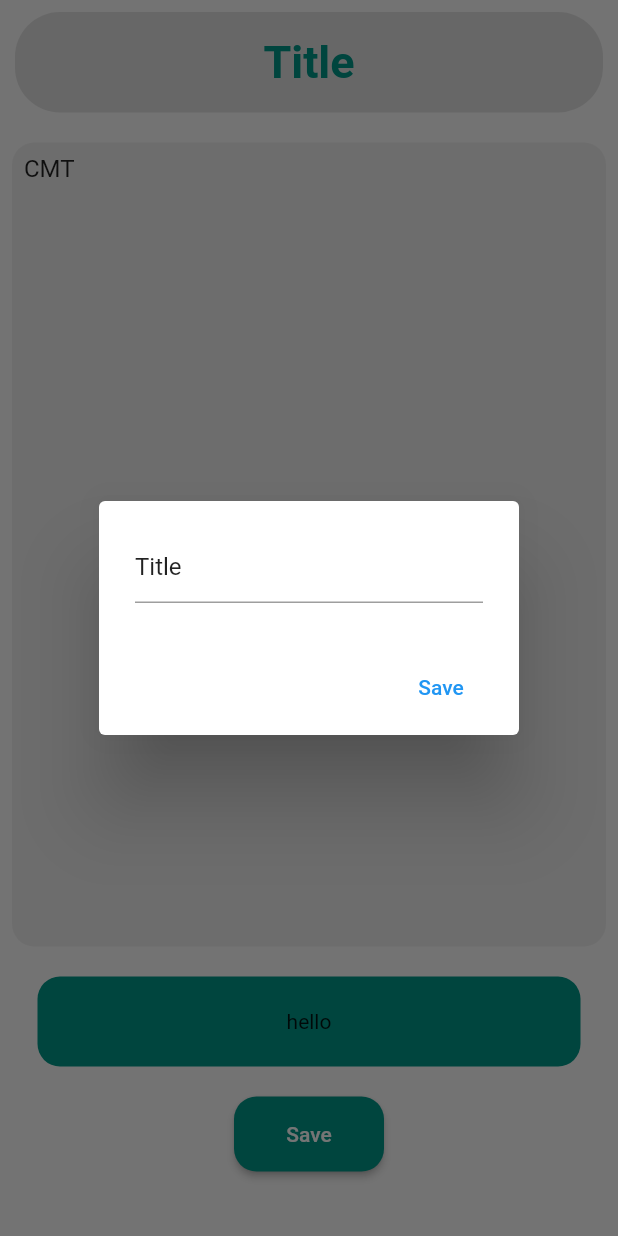
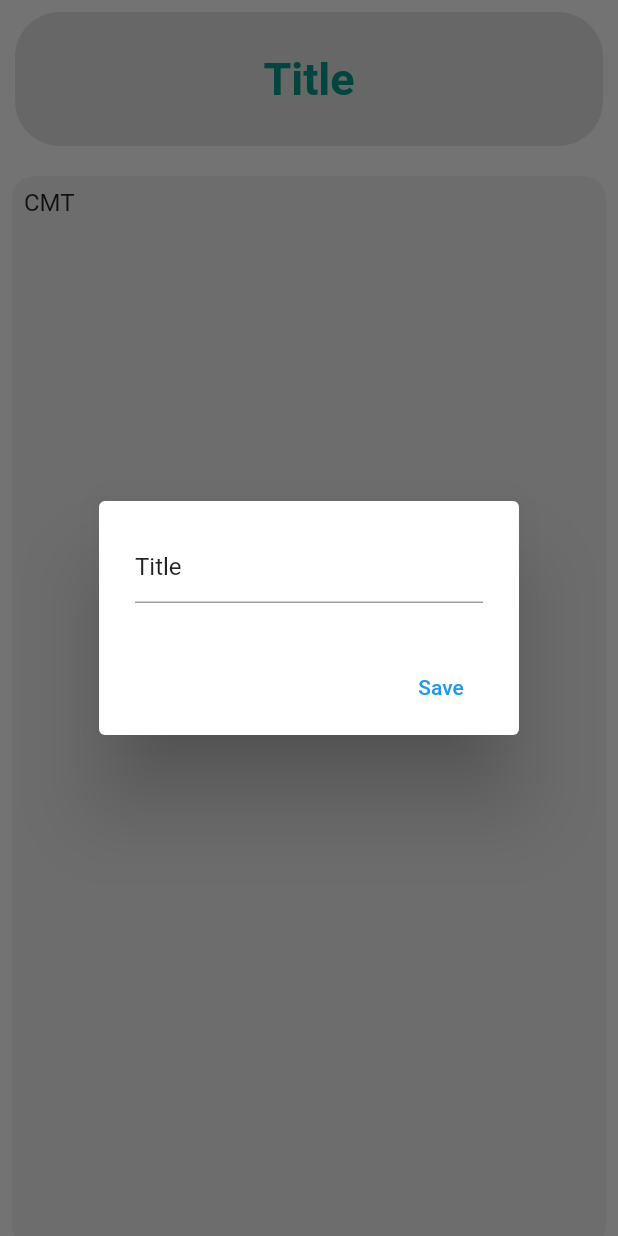
Before and after one commit to LeTheLu/todoDemo01, a Flutter app: the TodoPage screen opened directly with empty values, after a tap on "Title", on a phone screen of 412 x 824 dp. Run offline on Flutter 3.47's test engine with Material 2 defaults, Android fonts, the phone set to English and light mode, and no system bars.

Commit message:
update code

```diff
--- a/lib/todo_page.dart
+++ b/lib/todo_page.dart
@@ -76,37 +76,6 @@ class _TodoPageState extends State<TodoPage> {
                           ),
                         ),
                       ),),
-                    Expanded(
-                        flex: 3,
-                        child: Column(
-                          children: [
-                            const SizedBox(height: 20,),
-                            Container(
-                              height: 60,
-                              width: MediaQuery.of(context).size.width - 50,
-                              decoration: const BoxDecoration(
-                                color: Colors.teal,
-                                borderRadius: BorderRadius.all(Radius.circular(15)),
-                              ),
-                              child: Center(child: Text("hello")),
-                            ),
-                            const SizedBox(height: 20,),
-                            SizedBox(
-                                height: 50,
-                                width: 100,
-                                child: RaisedButton(
-                                  shape: const RoundedRectangleBorder(
-                                      borderRadius: BorderRadius.all(Radius.circular(15))
-                                  ),
-                                  padding: const EdgeInsets.all(10),
-                                  onPressed: (){
-
-                                  },
-                                  color: Colors.teal,
-                                  child: const Text("Save",style: TextStyle(color: Colors.white),),
-                                )),
-                          ],
-                        ))
                   ],
                 ),
             ),
```
Also changed, not shown: lib/home_page.dart (+23 -5 lines).
